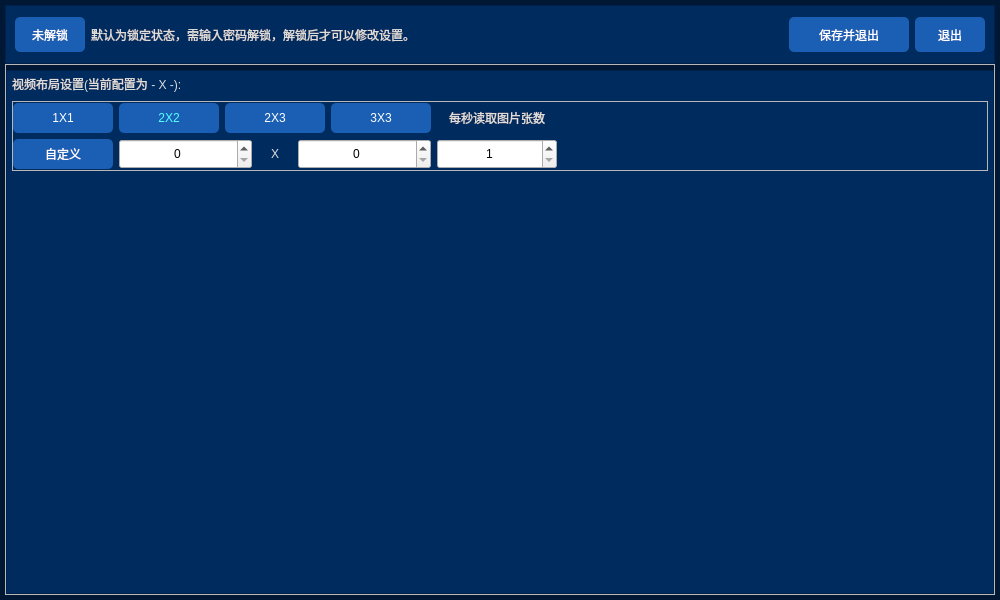
Above: settingpage.ui from Zyun-Eureka/industrial_PJ before the change. Below: the same form after it.
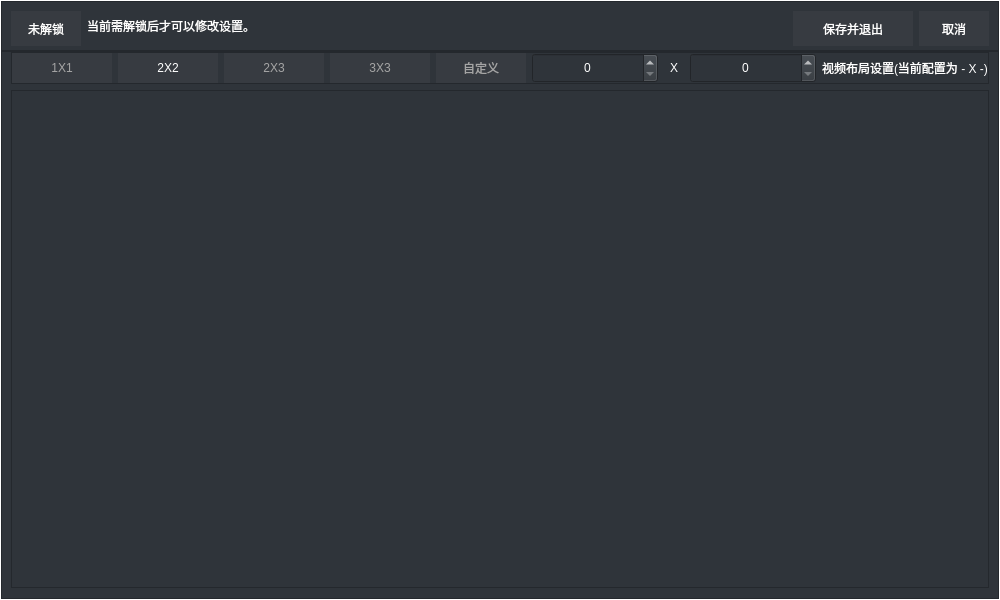
That is the form after the change.

What changed in the file:
```diff
--- a/settingpage.ui
+++ b/settingpage.ui
@@ -10,50 +10,75 @@
     <height>600</height>
    </rect>
   </property>
+  <property name="maximumSize">
+   <size>
+    <width>1000</width>
+    <height>600</height>
+   </size>
+  </property>
   <property name="windowTitle">
    <string>Dialog</string>
   </property>
   <property name="styleSheet">
    <string notr="true">#SettingPage{
-	background-color: rgb(0, 24, 52);
+	border:1px solid white;
+}
+
+#camera_setting{
+	border:1px solid #2F343A ;
+	background-color: #22262B;
 }
 QLabel{
-	color: rgb(222, 221, 218);
+	color: rgb(255, 255, 255);
+}
+QWidget{
+	background-color: #2F343A;
+}
+*{
+font: 700 14pt &quot;Microsoft YaHei&quot;;
 }
 QPushButton{
-background-color: rgb(26, 95, 180);
-color: rgb(255, 255, 255);
-border:0px solid;
-border-radius:5px;
+border:1px solid;
+border-radius:0px;
+border-color:#373B41;
+background-color: #373B41;
+color: rgb(165, 165, 165);
 }
 QPushButton::hover{
 border:2px solid;
 border-color:rgb(0, 30, 110);
 }
-QPushButton::disabled{
-	background-color: rgb(107, 155, 180);
-}</string>
+QPushButton::checked{
+	color: white;
+}
+</string>
   </property>
   <layout class="QVBoxLayout" name="verticalLayout" stretch="1,9">
    <property name="spacing">
     <number>0</number>
    </property>
    <property name="leftMargin">
-    <number>5</number>
+    <number>1</number>
    </property>
    <property name="topMargin">
-    <number>5</number>
+    <number>1</number>
    </property>
    <property name="rightMargin">
-    <number>5</number>
+    <number>1</number>
    </property>
    <property name="bottomMargin">
-    <number>5</number>
+    <number>1</number>
    </property>
    <item>
     <widget class="QFrame" name="frame_3">
+     <property name="maximumSize">
+      <size>
+       <width>16777215</width>
+       <height>50</height>
+      </size>
+     </property>
      <property name="styleSheet">
-      <string notr="true">#frame_3{background-color: rgb(0, 43, 94);}</string>
+      <string notr="true"/>
      </property>
      <property name="frameShape">
       <enum>QFrame::StyledPanel</enum>
@@ -62,6 +87,9 @@
       <enum>QFrame::Raised</enum>
      </property>
      <layout class="QHBoxLayout" name="horizontalLayout_3">
+      <property name="leftMargin">
+       <number>9</number>
+      </property>
       <item>
        <widget class="QPushButton" name="unlock">
         <property name="minimumSize">
@@ -71,7 +99,9 @@
          </size>
         </property>
         <property name="styleSheet">
-         <string notr="true"/>
+         <string notr="true">QPushButton{
+	color: white;
+}</string>
         </property>
         <property name="text">
          <string>未解锁</string>
@@ -84,7 +114,7 @@
       <item>
        <widget class="QLabel" name="label">
         <property name="text">
-         <string>默认为锁定状态，需输入密码解锁，解锁后才可以修改设置。</string>
+         <string>当前需解锁后才可以修改设置。</string>
         </property>
        </widget>
       </item>
@@ -109,6 +139,11 @@
           <height>35</height>
          </size>
         </property>
+        <property name="styleSheet">
+         <string notr="true">QPushButton{
+	color: white;
+}</string>
+        </property>
         <property name="text">
          <string>保存并退出</string>
         </property>
@@ -122,8 +157,13 @@
           <height>35</height>
          </size>
         </property>
+        <property name="styleSheet">
+         <string notr="true">QPushButton{
+	color: white;
+}</string>
+        </property>
         <property name="text">
-         <string>退出</string>
+         <string>取消</string>
         </property>
        </widget>
       </item>
@@ -133,32 +173,8 @@
    <item>
     <widget class="QFrame" name="marea">
      <property name="styleSheet">
-      <string notr="true">QFrame{border: 0xp solid;}</string>
-     </property>
-     <property name="frameShape">
-      <enum>QFrame::StyledPanel</enum>
-     </property>
-     <property name="frameShadow">
-      <enum>QFrame::Raised</enum>
-     </property>
-     <layout class="QHBoxLayout" name="horizontalLayout_2" stretch="4">
-      <property name="leftMargin">
-       <number>0</number>
-      </property>
-      <property name="topMargin">
-       <number>5</number>
-      </property>
-      <property name="rightMargin">
-       <number>0</number>
-      </property>
-      <property name="bottomMargin">
-       <number>0</number>
-      </property>
-      <item>
-       <widget class="QFrame" name="frame">
-        <property name="styleSheet">
-         <string notr="true">#frame{
-background-color: rgb(0, 43, 94);
+      <string notr="true">#marea{
+background-color: #2F343A;
 }</string>
         </property>
         <property name="frameShape">
@@ -167,99 +183,51 @@
         <property name="frameShadow">
          <enum>QFrame::Raised</enum>
         </property>
-        <layout class="QVBoxLayout" name="verticalLayout_2" stretch="1,4,0">
-         <property name="spacing">
-          <number>0</number>
-         </property>
-         <property name="leftMargin">
-          <number>5</number>
-         </property>
-         <property name="topMargin">
-          <number>0</number>
-         </property>
-         <property name="rightMargin">
-          <number>5</number>
-         </property>
-         <property name="bottomMargin">
-          <number>0</number>
-         </property>
-         <item>
-          <widget class="QLabel" name="info_a">
-           <property name="maximumSize">
-            <size>
-             <width>16777215</width>
-             <height>25</height>
-            </size>
-           </property>
-           <property name="text">
-            <string>视频布局设置(当前配置为 - X -):</string>
-           </property>
-          </widget>
-         </item>
-         <item>
-          <widget class="QFrame" name="frame_4">
-           <property name="minimumSize">
-            <size>
-             <width>0</width>
-             <height>70</height>
-            </size>
-           </property>
-           <property name="maximumSize">
-            <size>
-             <width>16777215</width>
-             <height>60</height>
-            </size>
-           </property>
-           <property name="styleSheet">
-            <string notr="true">QPushButton::checked{
-	color: rgb(85, 255, 255);
-}</string>
-           </property>
-           <property name="frameShape">
-            <enum>QFrame::StyledPanel</enum>
-           </property>
-           <property name="frameShadow">
-            <enum>QFrame::Raised</enum>
-           </property>
-           <layout class="QGridLayout" name="gridLayout_2">
-            <property name="leftMargin">
-             <number>0</number>
-            </property>
-            <property name="topMargin">
-             <number>0</number>
-            </property>
-            <property name="rightMargin">
-             <number>0</number>
-            </property>
-            <property name="bottomMargin">
-             <number>0</number>
-            </property>
-            <item row="0" column="0">
              <layout class="QGridLayout" name="gridLayout">
-              <item row="2" column="0">
-               <widget class="QPushButton" name="udefine">
+      <property name="topMargin">
+       <number>0</number>
+      </property>
+      <property name="bottomMargin">
+       <number>10</number>
+      </property>
+      <item row="0" column="0">
+       <widget class="QFrame" name="frame_4">
                 <property name="minimumSize">
                  <size>
                   <width>0</width>
                   <height>30</height>
                  </size>
                 </property>
-                <property name="text">
-                 <string>自定义</string>
-                </property>
-                <property name="checkable">
-                 <bool>true</bool>
-                </property>
-                <property name="autoRepeat">
-                 <bool>false</bool>
-                </property>
-                <property name="autoExclusive">
-                 <bool>true</bool>
-                </property>
-               </widget>
-              </item>
-              <item row="1" column="3">
-               <widget class="QPushButton" name="style_3">
+        <property name="maximumSize">
+         <size>
+          <width>16777215</width>
+          <height>40</height>
+         </size>
+        </property>
+        <property name="styleSheet">
+         <string notr="true"/>
+        </property>
+        <property name="frameShape">
+         <enum>QFrame::StyledPanel</enum>
+        </property>
+        <property name="frameShadow">
+         <enum>QFrame::Raised</enum>
+        </property>
+        <layout class="QHBoxLayout" name="horizontalLayout_4">
+         <property name="leftMargin">
+          <number>0</number>
+         </property>
+         <property name="topMargin">
+          <number>0</number>
+         </property>
+         <property name="rightMargin">
+          <number>0</number>
+         </property>
+         <property name="bottomMargin">
+          <number>0</number>
+         </property>
+         <item>
+          <widget class="QPushButton" name="style">
                 <property name="minimumSize">
                  <size>
                   <width>100</width>
@@ -267,7 +235,7 @@
                  </size>
                 </property>
                 <property name="text">
-                 <string>3X3</string>
+            <string>1X1</string>
                 </property>
                 <property name="checkable">
                  <bool>true</bool>
@@ -280,20 +248,7 @@
                 </property>
                </widget>
               </item>
-              <item row="1" column="5">
-               <spacer name="horizontalSpacer_2">
-                <property name="orientation">
-                 <enum>Qt::Horizontal</enum>
-                </property>
-                <property name="sizeHint" stdset="0">
-                 <size>
-                  <width>40</width>
-                  <height>20</height>
-                 </size>
-                </property>
-               </spacer>
-              </item>
-              <item row="1" column="1">
+         <item>
                <widget class="QPushButton" name="style_1">
                 <property name="minimumSize">
                  <size>
@@ -318,8 +273,77 @@
                 </property>
                </widget>
               </item>
-              <item row="2" column="1" colspan="3">
+         <item>
+          <widget class="QPushButton" name="style_2">
+           <property name="minimumSize">
+            <size>
+             <width>100</width>
+             <height>30</height>
+            </size>
+           </property>
+           <property name="text">
+            <string>2X3</string>
+           </property>
+           <property name="checkable">
+            <bool>true</bool>
+           </property>
+           <property name="autoRepeat">
+            <bool>false</bool>
+           </property>
+           <property name="autoExclusive">
+            <bool>true</bool>
+           </property>
+          </widget>
+         </item>
+         <item>
+          <widget class="QPushButton" name="style_3">
+           <property name="minimumSize">
+            <size>
+             <width>100</width>
+             <height>30</height>
+            </size>
+           </property>
+           <property name="text">
+            <string>3X3</string>
+           </property>
+           <property name="checkable">
+            <bool>true</bool>
+           </property>
+           <property name="autoRepeat">
+            <bool>false</bool>
+           </property>
+           <property name="autoExclusive">
+            <bool>true</bool>
+           </property>
+          </widget>
+         </item>
+         <item>
+          <widget class="QPushButton" name="udefine">
+           <property name="minimumSize">
+            <size>
+             <width>90</width>
+             <height>30</height>
+            </size>
+           </property>
+           <property name="text">
+            <string>自定义</string>
+           </property>
+           <property name="checkable">
+            <bool>true</bool>
+           </property>
+           <property name="autoRepeat">
+            <bool>false</bool>
+           </property>
+           <property name="autoExclusive">
+            <bool>true</bool>
+           </property>
+          </widget>
+         </item>
+         <item>
                <layout class="QHBoxLayout" name="horizontalLayout" stretch="8,2,8">
+           <property name="spacing">
+            <number>0</number>
+           </property>
                 <item>
                  <widget class="QSpinBox" name="row">
                   <property name="minimumSize">
@@ -328,6 +352,16 @@
                     <height>30</height>
                    </size>
                   </property>
+             <property name="styleSheet">
+              <string notr="true">:!enabled{
+color: rgb(165, 165, 165);
+}
+::enabled{
+color:white;
+}
+
+</string>
+             </property>
                   <property name="alignment">
                    <set>Qt::AlignCenter</set>
                   </property>
@@ -354,6 +388,16 @@
                     <height>30</height>
                    </size>
                   </property>
+             <property name="styleSheet">
+              <string notr="true">:!enabled{
+color: rgb(165, 165, 165);
+}
+::enabled{
+color:white;
+}
+
+</string>
+             </property>
                   <property name="alignment">
                    <set>Qt::AlignCenter</set>
                   </property>
@@ -364,94 +408,46 @@
                 </item>
                </layout>
               </item>
-              <item row="1" column="2">
-               <widget class="QPushButton" name="style_2">
-                <property name="minimumSize">
+         <item>
+          <widget class="QLabel" name="info_a">
+           <property name="maximumSize">
                  <size>
-                  <width>100</width>
-                  <height>30</height>
-                 </size>
-                </property>
+             <width>16777215</width>
+             <height>25</height>
+            </size>
+           </property>
+           <property name="styleSheet">
+            <string notr="true"/>
+           </property>
                 <property name="text">
-                 <string>2X3</string>
-                </property>
-                <property name="checkable">
-                 <bool>true</bool>
-                </property>
-                <property name="autoRepeat">
-                 <bool>false</bool>
-                </property>
-                <property name="autoExclusive">
-                 <bool>true</bool>
-                </property>
+            <string>视频布局设置(当前配置为 - X -)</string>
+           </property>
+          </widget>
+         </item>
+        </layout>
                </widget>
               </item>
               <item row="1" column="0">
-               <widget class="QPushButton" name="style">
-                <property name="minimumSize">
+       <widget class="QScrollArea" name="scrollArea">
+        <property name="maximumSize">
                  <size>
-                  <width>100</width>
-                  <height>30</height>
-                 </size>
-                </property>
-                <property name="text">
-                 <string>1X1</string>
-                </property>
-                <property name="checkable">
+          <width>16777215</width>
+          <height>16777215</height>
+         </size>
+        </property>
+        <property name="widgetResizable">
                  <bool>true</bool>
                 </property>
-                <property name="autoRepeat">
-                 <bool>false</bool>
-                </property>
-                <property name="autoExclusive">
-                 <bool>true</bool>
-                </property>
-               </widget>
-              </item>
-              <item row="2" column="4">
-               <widget class="QSpinBox" name="spinBox">
-                <property name="minimumSize">
-                 <size>
-                  <width>0</width>
-                  <height>30</height>
-                 </size>
-                </property>
-                <property name="alignment">
-                 <set>Qt::AlignCenter</set>
-                </property>
-                <property name="minimum">
-                 <number>1</number>
-                </property>
-                <property name="maximum">
-                 <number>60</number>
-                </property>
-               </widget>
-              </item>
-              <item row="1" column="4">
-               <widget class="QLabel" name="label_3">
-                <property name="minimumSize">
-                 <size>
-                  <width>120</width>
-                  <height>0</height>
-                 </size>
-                </property>
-                <property name="text">
-                 <string>每秒读取图片张数</string>
-                </property>
-                <property name="alignment">
-                 <set>Qt::AlignCenter</set>
-                </property>
-               </widget>
-              </item>
-             </layout>
-            </item>
-           </layout>
-          </widget>
-         </item>
-         <item>
-          <widget class="QWidget" name="widget" native="true"/>
-         </item>
-        </layout>
+        <widget class="QWidget" name="scrollAreaWidgetContents">
+         <property name="geometry">
+          <rect>
+           <x>0</x>
+           <y>0</y>
+           <width>976</width>
+           <height>494</height>
+          </rect>
+         </property>
+        </widget>
        </widget>
       </item>
      </layout>
```
Left out of the diff: 4 changed lines with no effect on the pictures. Lines whose indentation alone changed are shown as unchanged.
